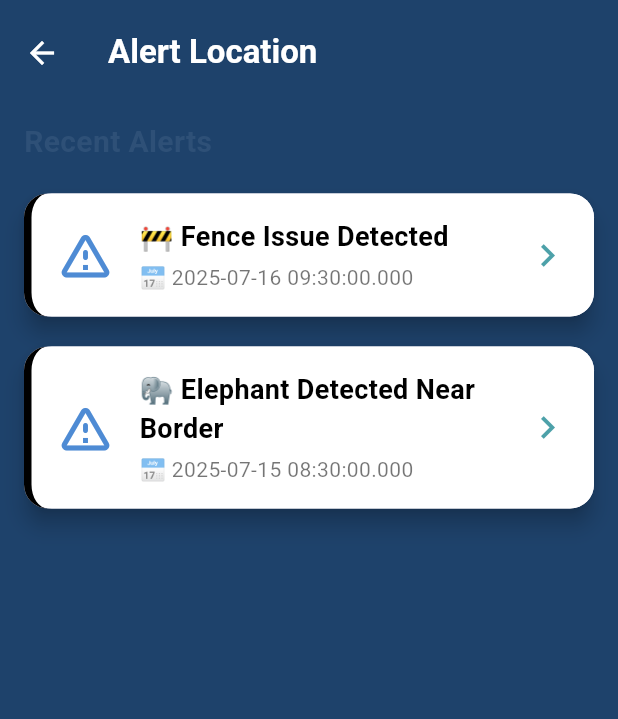
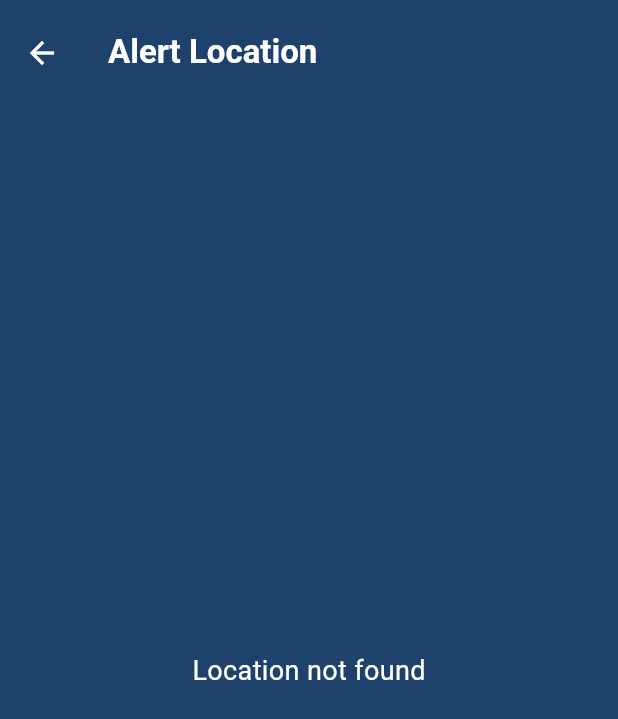
Before and after one commit to GayaniGunasekara/EleFence360, a Flutter app: the EventPage screen opened directly with empty values, on a phone screen of 412 x 824 dp. Shown: the top 719 px of the screen. Run offline on Flutter 3.47's test engine with Material 3 defaults, Android fonts, the phone set to English and light mode, and no system bars; our stand-ins replace firebase_core, firebase_database, flutter_svg, google_maps_flutter; accounts and stored records are empty.

```diff
--- a/MobileApp/lib/pages/events.dart
+++ b/MobileApp/lib/pages/events.dart
@@ -1,5 +1,6 @@
 import 'package:flutter/material.dart';
 import 'location.dart';
+import 'package:intl/intl.dart';
 
 class Event {
   final String name;
@@ -16,33 +17,39 @@ class Event {
 }
 
 class EventPage extends StatefulWidget {
-  const EventPage({super.key, required String location});
+  final String location;
+  const EventPage({super.key, required this.location});
 
   @override
   State<EventPage> createState() => _EventPageState();
 }
 
 class _EventPageState extends State<EventPage> {
-  List<Event> events = [
-    Event(
-      name: "🚧 Fence Issue Detected",
-      date: DateTime.now().subtract(const Duration(hours: 1)),
-      latitude: 6.9271,
-      longitude: 79.8612,
-    ),
-    Event(
-      name: "🐘 Elephant Detected Near Border",
-      date: DateTime.now().subtract(const Duration(days: 1, hours: 2)),
-      latitude: 7.2906,
-      longitude: 80.6337,
-    ),
-  ];
+  final Map<String, LatLng> locationMap = {
+    "Fence Area A": LatLng(7.2906, 80.6337)
+  };
 
   Event? selectedEvent;
 
   @override
+  void initState() {
+    super.initState();
+
+    final loc = widget.location;
+    final coords = locationMap[loc];
+
+    if (coords != null) {
+      selectedEvent = Event(
+        name: loc,
+        date: DateTime.now(),
+        latitude: coords.latitude,
+        longitude: coords.longitude,
+      );
+    }
+  }
+
+  @override
   Widget build(BuildContext context) {
-    events.sort((a, b) => b.date.compareTo(a.date));
     final width = MediaQuery.of(context).size.width;
 
     return Scaffold(
@@ -59,110 +66,43 @@ class _EventPageState extends State<EventPage> {
         ),
       ),
       backgroundColor: const Color(0xFF1E426B),
-      body: Padding(
-        padding: const EdgeInsets.symmetric(horizontal: 16, vertical: 10),
+      body: selectedEvent == null
+          ? const Center(
+              child: Text(
+                "Location not found",
+                style: TextStyle(color: Colors.white, fontSize: 18),
+              ),
+            )
+          : Padding(
+              padding: const EdgeInsets.all(16),
               child: Column(
                 crossAxisAlignment: CrossAxisAlignment.start,
                 children: [
                   Text(
-              "Recent Alerts",
-              style: TextStyle(
-                fontSize: width < 600 ? 20 : 24,
-                fontWeight: FontWeight.bold,
-                color: const Color(0xFF2E5077),
-              ),
-            ),
-            const SizedBox(height: 10),
-            Expanded(
-              child: ListView.builder(
-                itemCount: events.length,
-                itemBuilder: (context, index) {
-                  final event = events[index];
-                  return InkWell(
-                    onTap: () {
-                      setState(() {
-                        selectedEvent = event;
-                      });
-                    },
-                    borderRadius: BorderRadius.circular(16),
-                    child: Card(
-                      shape: RoundedRectangleBorder(
-                        borderRadius: BorderRadius.circular(16),
-                      ),
-                      elevation: 6,
-                      margin: const EdgeInsets.symmetric(vertical: 10),
-                      child: Container(
-                        padding: const EdgeInsets.all(16),
-                        decoration: BoxDecoration(
-                          color: Colors.white,
-                          border: Border(
-                            left: BorderSide(
-                              width: 5,
-
-                            ),
-                          ),
-                          borderRadius: BorderRadius.circular(16),
-                        ),
-                        child: Row(
-                          children: [
-                            const Icon(
-                              Icons.warning_amber_rounded,
-                              color: Color(0xFF4E8BD4),
-                              size: 40,
-                            ),
-                            const SizedBox(width: 16),
-                            Expanded(
-                              child: Column(
-                                crossAxisAlignment: CrossAxisAlignment.start,
-                                children: [
-                                  Text(
-                                    event.name,
-                                    style: const TextStyle(
-                                      fontSize: 18,
-                                      fontWeight: FontWeight.w600,
-                                      color: Colors.black,
-                                    ),
-                                  ),
-                                  const SizedBox(height: 4),
-                                  Text(
-                                    "📅 ${event.date.toLocal()}",
-                                    style: const TextStyle(
-                                      fontSize: 14,
-                                      color: Colors.black54,
-                                    ),
-                                  ),
-                                ],
-                              ),
-                            ),
-                            const Icon(
-                              Icons.chevron_right,
-                              color: Color(0xFF4DA1A9),
-                              size: 30,
-                            ),
-                          ],
-                        ),
-                      ),
-                    ),
-                  );
-                },
-              ),
-            ),
-            if (selectedEvent != null) ...[
-              const SizedBox(height: 14),
-              Text(
                     "📍 Location of: ${selectedEvent!.name}",
                     style: TextStyle(
-                  fontSize: width < 600 ? 18 : 20,
+                      fontSize: width < 600 ? 20 : 22,
                       fontWeight: FontWeight.w600,
                       color: const Color(0xFF2E5077),
                     ),
                   ),
                   const SizedBox(height: 12),
-              EventLocationMap(event: selectedEvent!, location: ''),
-            ],
+                  EventLocationMap(event: selectedEvent!),
+                  const SizedBox(height: 24),
+                  Text(
+                    "🕒 Triggered at: ${DateFormat('yyyy-MM-dd hh:mm a').format(selectedEvent!.date)}",
+                    style: const TextStyle(color: Colors.white, fontSize: 16),
+                  ),
                 ],
               ),
             ),
     );
   }
 }
+
+// Helper class for coordinates
+class LatLng {
+  final double latitude;
+  final double longitude;
+  LatLng(this.latitude, this.longitude);
+}
--- a/MobileApp/lib/pages/home_page.dart
+++ b/MobileApp/lib/pages/home_page.dart
@@ -77,7 +77,7 @@ class HomePage extends StatelessWidget {
                           Navigator.push(
                             context,
                             MaterialPageRoute(
-                              builder: (context) => NotificationApp(),
+                              builder: (context) => NotificationScreen(),
                             ),
                           );
                         }, const Color(0xFF3C5A88)),
```
Also changed, not shown: MobileApp/lib/pages/location.dart (+10 -18 lines), MobileApp/lib/pages/notification_details.dart (+20 -21 lines), MobileApp/lib/pages/notifications.dart (+145 -51 lines), 3 other files. Lines whose indentation alone changed are shown as unchanged.
